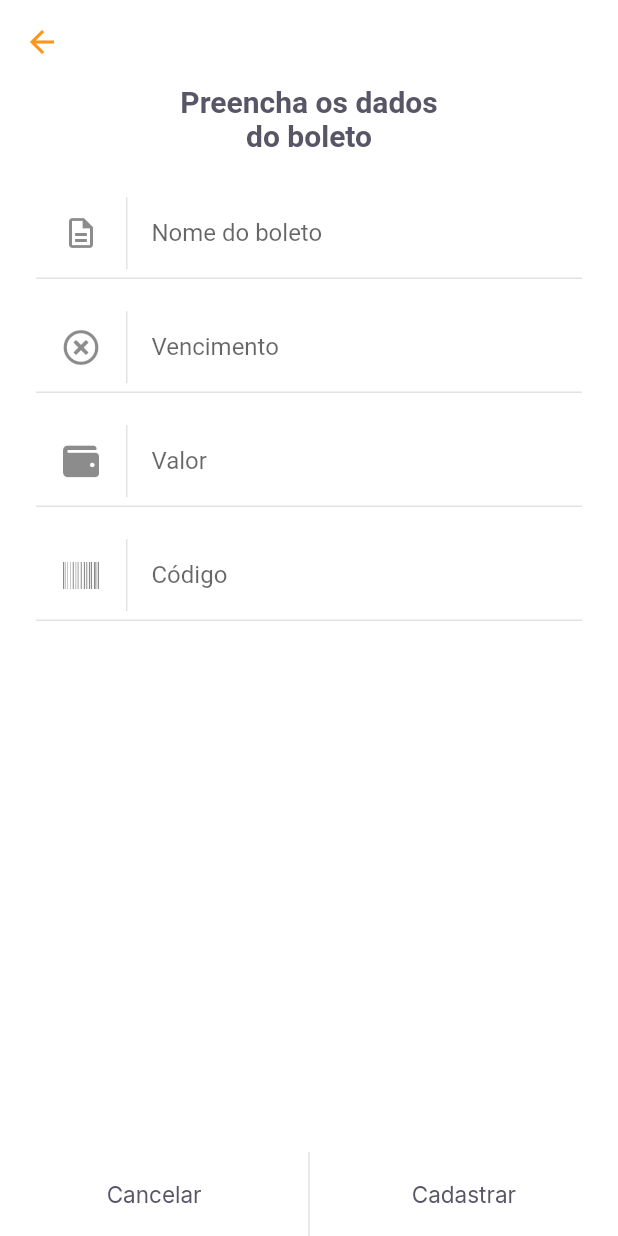
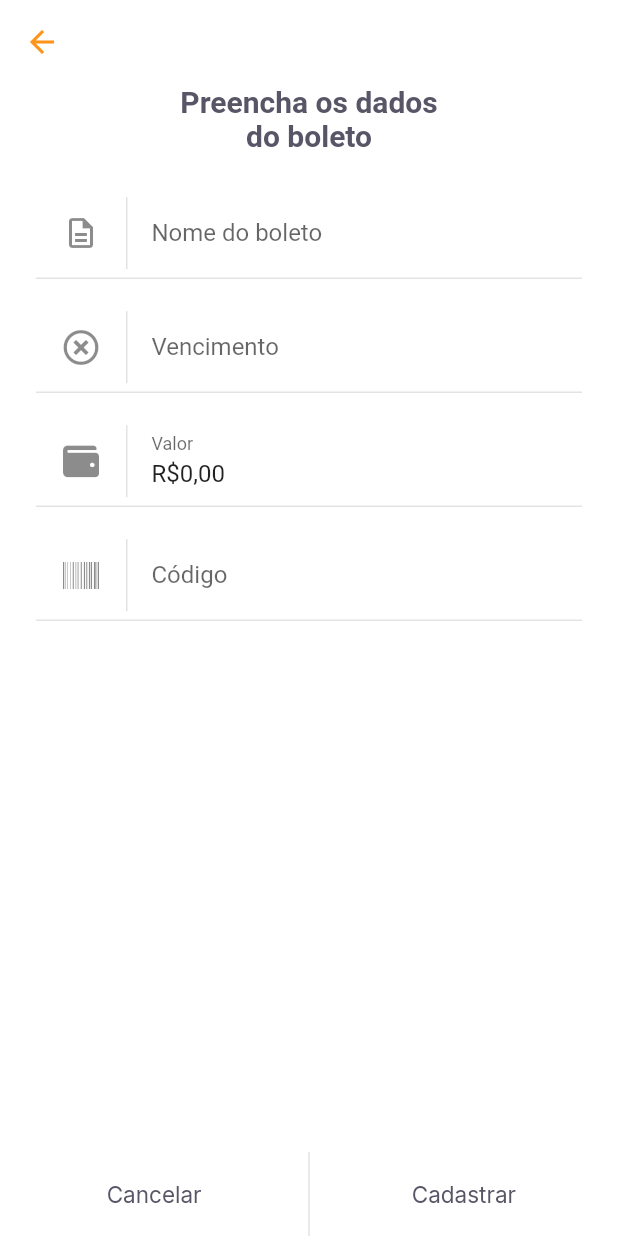
Before and after one commit to assisfery/nlw_payflow_flutter, a Flutter app: the InsertBoletoPage screen opened by its route, on a phone screen of 412 x 824 dp. Run offline on Flutter 3.47's test engine with Material 2 defaults, Android fonts, the phone set to English and light mode, and no system bars; our stand-ins replace camera, firebase_core, flutter_masked_text2, font_awesome_flutter, google_fonts, google_sign_in and 2 more; missing offline and left inert: google_ml_kit; accounts and stored records are empty.

Commit message:
insert boleto validation

```diff
--- a/lib/app.dart
+++ b/lib/app.dart
@@ -21,7 +21,7 @@ class AppWidget extends StatelessWidget {
         "/login" : (context) => const LoginPage(),
         "/home" : (context) => const HomePage(),
         "/barcode_scanner" : (context) => const BarcodeScannerPage(),
-        "/insert_boleto" : (context) => const InsertBoletoPage(),
+        "/insert_boleto" : (context) => InsertBoletoPage(),
       },
     );
   }
--- a/lib/modules/insert_boleto/insert_bolet_page.dart
+++ b/lib/modules/insert_boleto/insert_bolet_page.dart
@@ -1,6 +1,7 @@
 import 'package:flutter/material.dart';
 import 'package:flutter_masked_text2/flutter_masked_text2.dart';
 import 'package:font_awesome_flutter/font_awesome_flutter.dart';
+import 'package:nlw_payflow_flutter/modules/insert_boleto/insert_boleto_controller.dart';
 import 'package:nlw_payflow_flutter/shared/themes/app_colors.dart';
 import 'package:nlw_payflow_flutter/shared/themes/app_text_styles.dart';
 import 'package:nlw_payflow_flutter/shared/widget/input_text/input_text.dart';
@@ -8,7 +9,6 @@ import 'package:nlw_payflow_flutter/shared/widget/input_text/input_text.dart';
 import '../../shared/widget/set_label_buttons/set_label_buttons.dart';
 
 class InsertBoletoPage extends StatefulWidget {
-
   String? barcode;
   InsertBoletoPage({Key? key, this.barcode}) : super(key: key);
 
@@ -17,16 +17,18 @@ class InsertBoletoPage extends StatefulWidget {
 }
 
 class _InsertBoletoPageState extends State<InsertBoletoPage> {
-  final moneyController = MoneyMaskedTextController(leftSymbol: "CVE", decimalSeparator: ",");
+  final controller = InsertBoletoController();
+
+  final moneyController = MoneyMaskedTextController(
+      leftSymbol: "R\$", initialValue: 0, decimalSeparator: ",");
 
   final dateController = MaskedTextController(mask: "00/00/0000");
 
   final barcodeController = TextEditingController();
 
   @override
-  void initState()
-  {
-    if(widget.barcode != null) {
+  void initState() {
+    if (widget.barcode != null) {
       barcodeController.text = widget.barcode!;
     }
 
@@ -47,7 +49,8 @@ class _InsertBoletoPageState extends State<InsertBoletoPage> {
           },
         ),
       ),
-      body: Padding(
+      body: SingleChildScrollView(
+        child: Padding(
           padding: const EdgeInsets.symmetric(horizontal: 24),
           child: Column(
             crossAxisAlignment: CrossAxisAlignment.center,
@@ -61,30 +64,42 @@ class _InsertBoletoPageState extends State<InsertBoletoPage> {
                 ),
               ),
               const SizedBox(height: 24),
+              Form(
+                key: controller.formKey,
+                child: Column(
+                children: [
                   InputText(
                     label: "Nome do boleto",
                     icon: Icons.description_outlined,
                     onChanged: (value) {},
+                    validator: controller.validateName,
                   ),
                   InputText(
                     label: "Vencimento",
                     icon: FontAwesomeIcons.timesCircle,
                     onChanged: (value) {},
                     controller: dateController,
+                    validator: controller.validateVencimento,
                   ),
                   InputText(
                     label: "Valor",
                     icon: FontAwesomeIcons.wallet,
                     onChanged: (value) {},
                     controller: moneyController,
+                    validator: (_) =>
+                        controller.validateValor(moneyController.numberValue),
                   ),
                   InputText(
                     label: "Código",
                     icon: FontAwesomeIcons.barcode,
                     onChanged: (value) {},
                     controller: barcodeController,
+                    validator: controller.validateCodigo,
                   ),
                 ],
+              ))
+            ],
+          ),
         ),
       ),
       bottomNavigationBar: SetLabelButtons(
@@ -93,7 +108,9 @@ class _InsertBoletoPageState extends State<InsertBoletoPage> {
           Navigator.pop(context);
         },
         secondaryLabel: "Cadastrar",
-        secondaryOnPressed: () {},
+        secondaryOnPressed: () {
+          controller.addBoleto();
+        },
       ),
     );
   }
--- /dev/null
+++ b/lib/modules/insert_boleto/insert_boleto_controller.dart
@@ -0,0 +1,29 @@
+import 'package:flutter/material.dart';
+
+class InsertBoletoController
+{
+  final formKey = GlobalKey<FormState>();
+
+  String? validateName(String? value) =>
+      value?.isEmpty ?? true ? "O nome não pode ser vazio" : null;
+
+  String? validateVencimento(String? value) =>
+      value?.isEmpty ?? true ? "A data de vencimento não pode ser vazio" : null;
+
+  String? validateValor(double value) =>
+      value == 0 ? "Insira um valor maior que R\$ 0,00" : null;
+
+  String? validateCodigo(String? value) =>
+      value?.isEmpty ?? true ? "O código do boleto não pode ser vazio" : null;
+
+  void addBoleto(){
+    final form = formKey.currentState;
+
+    if(form!.validate())
+    {
+
+    }
+  }
+
+
+}
--- a/lib/shared/widget/input_text/input_text.dart
+++ b/lib/shared/widget/input_text/input_text.dart
@@ -6,7 +6,7 @@ class InputText extends StatelessWidget {
   IconData icon;
 
   String? initialValue;
-  String Function(String?)? validator;
+  String? Function(String?)? validator;
   TextEditingController? controller;
   void Function(String value) onChanged;
 
@@ -29,6 +29,10 @@ class InputText extends StatelessWidget {
       child: Column(
         children: [
           TextFormField(
+            controller: controller,
+            validator: validator,
+            initialValue: initialValue,
+            onChanged: onChanged,
             decoration: InputDecoration(
                 border: InputBorder.none,
                 labelText: label,
```
Lines whose indentation alone changed are shown as unchanged.
